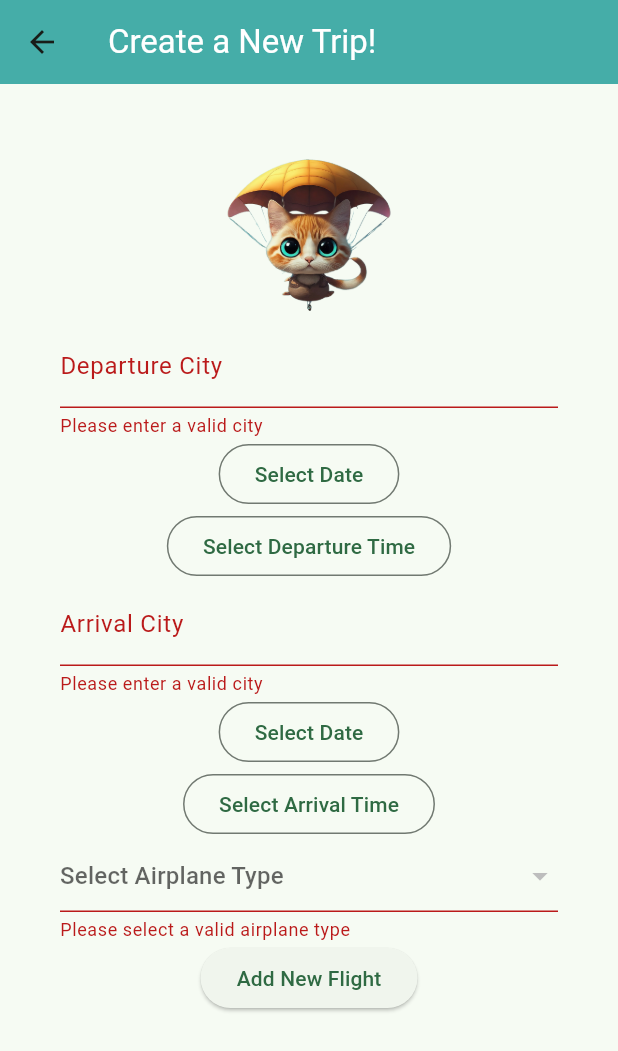
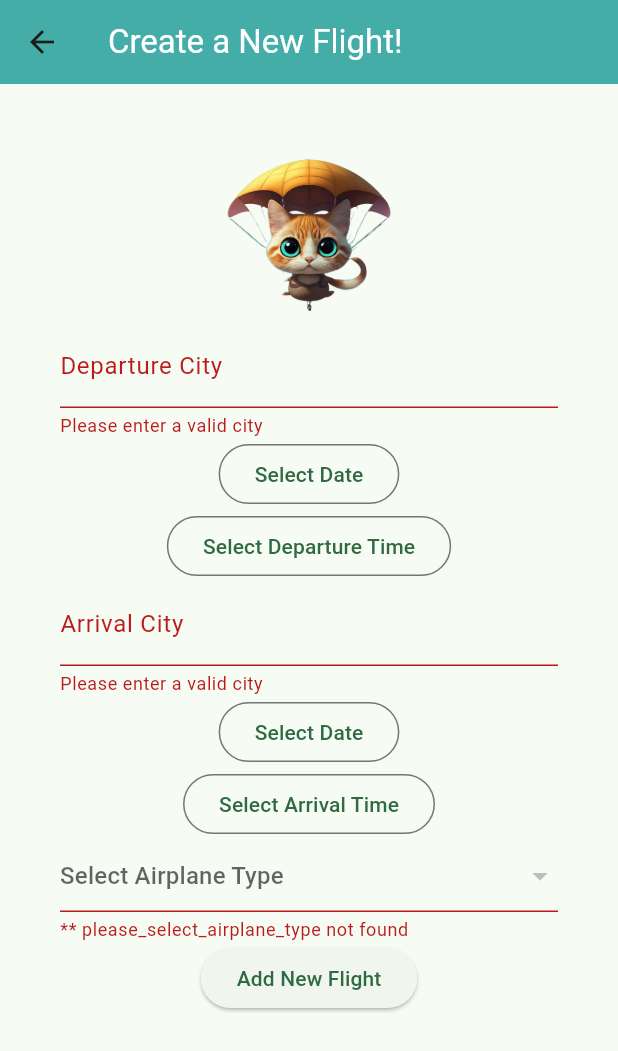
Before and after one commit to koloyyee/i_can_fly, a Flutter app: the AddFlightPage screen opened by its route, after a tap on "Add New Flight", on a phone screen of 412 x 824 dp. Shown: the top 1051 px of the screen. Run offline on Flutter 3.47's test engine with Material 3 defaults, Android fonts, the phone set to English and light mode, and no system bars; our stand-ins replace floor, fluttertoast, shared_preferences, sqflite; missing offline and left inert: encrypted_shared_preferences; accounts and stored records are empty; generated files the repository leaves out were written again.

Commit message:
update: added translations to add flight page

```diff
--- a/assets/translations/en.json
+++ b/assets/translations/en.json
@@ -52,5 +52,7 @@
   "password_min_length": "Password must be at least 8 characters",
   "invalid_email_or_password": "Invalid email or password",
   "no_user_found": "No user found",
-   "admin_register": "Admin Register"
+  "create_new_flight": "Create a New Flight!",
+ "admin_register": "Admin Register",
+ "Please_select_a_valid_airplane_type": "Please select a valid airplane type"
 }
--- a/assets/translations/es.json
+++ b/assets/translations/es.json
@@ -51,6 +51,8 @@
   "please_enter_email": "Por favor, introduzca el correo electrónico",
   "invalid_email_or_password": "Correo electrónico o contraseña no válidos",
   "no_user_found": "No se encontró usuario",
+  "admin_register": "Registro de Administrador",
+  "create_new_flight": "¡Crear un Nuevo Vuelo!",
+ "Please_select_a_valid_airplane_type": "Por favor seleccione un tipo de avión válido"
 
-   "admin_register": "Registro de Administrador"
 }
--- a/lib/page/flight/add_flight.dart
+++ b/lib/page/flight/add_flight.dart
@@ -2,6 +2,7 @@ import 'package:flutter/material.dart';
 import 'package:i_can_fly/dao/flight_dao.dart';
 import 'package:i_can_fly/db/database.dart';
 import 'package:i_can_fly/entity/flight.dart';
+import 'package:i_can_fly/utils/helpers.dart';
 import 'package:i_can_fly/utils/theme_color.dart';
 import 'package:intl/intl.dart';
 
@@ -73,11 +74,11 @@ class _AddFlightPageState extends State<AddFlightPage> {
       context: context,
       initialTime: TimeOfDay.now(),
       errorInvalidText:
-          departureTime != null ? null : "Please select a valid time",
+          departureTime != null ? null : lookupTranslate(context, "please_select_a_valid_time") ,
+
     );
     if (picked != null) {
       setState(() {
-        print("Departure Time: ${picked.format(context)}");
         departureTime = picked;
       });
     }
@@ -88,11 +89,10 @@ class _AddFlightPageState extends State<AddFlightPage> {
       context: context,
       initialTime: TimeOfDay.now(),
       errorInvalidText:
-          arrivalTime != null ? null : "Please select a valid time",
+          arrivalTime != null ? null : lookupTranslate(context, "please_select_a_valid_time"),
     );
     if (picked != null) {
       setState(() {
-        print("Arrival Time: ${picked.format(context)}");
         arrivalTime = picked;
       });
     }
@@ -104,7 +104,6 @@ class _AddFlightPageState extends State<AddFlightPage> {
       firstDate: DateTime.now(),
       lastDate: DateTime.now().add(const Duration(days: 365)),
       initialDate: DateTime.now(),
-      // selectableDayPredicate: (day) => day.isAfter(DateTime.now()),
     );
     if (picked != null) {
       setState(() {
@@ -119,8 +118,6 @@ class _AddFlightPageState extends State<AddFlightPage> {
       firstDate: DateTime.now(),
       lastDate: DateTime.now().add(const Duration(days: 365)),
       initialDate: DateTime.now(),
-      // selectableDayPredicate: (day) =>
-      //     day.isAfter(departureDate ?? DateTime.now()),
     );
     if (picked != null) {
       setState(() {
@@ -133,9 +130,9 @@ class _AddFlightPageState extends State<AddFlightPage> {
   Widget build(BuildContext context) {
     return Scaffold(
         appBar: AppBar(
-          title: const Text(
-            "Create a New Trip!",
-            style: TextStyle(color: Colors.white),
+          title: Text(
+            lookupTranslate(context, "create_new_flight") ,
+            style: const TextStyle(color: Colors.white),
           ),
           backgroundColor: Color(CTColor.Teal.colorValue),
         ),
@@ -159,12 +156,12 @@ class _AddFlightPageState extends State<AddFlightPage> {
                         TextFormField(
                           key: const Key("departureCityField"),
                           controller: departureCityController,
-                          decoration: const InputDecoration(
-                            labelText: "Departure City",
+                          decoration: InputDecoration(
+                            labelText: lookupTranslate(context, "departure_city"),
                           ),
                           validator: (value) {
                             if (value == null || value.isEmpty) {
-                              return "Please enter a valid city";
+                              return lookupTranslate(context, "please_enter_a_valid_city");
                             }
                             return null;
                           },
@@ -173,24 +170,25 @@ class _AddFlightPageState extends State<AddFlightPage> {
                             key: const Key("departureDateButton"),
                             onPressed: () => _selectDepartureDate(context),
                             child: Text(departureDate == null
-                                ? "Select Date"
-                                : "Departure Date: ${DateFormat.yMd().format(departureDate!)}")),
+                                ? lookupTranslate(context, "select_date")
+                                : "${lookupTranslate(context, "departure_date")}: ${DateFormat.yMd().format(departureDate!)}")),
                         OutlinedButton(
                           key: const Key("departureTimeButton"),
                           onPressed: () => _selectDepartureTime(context),
                           child: Text(departureTime == null
-                              ? "Select Departure Time"
-                              : "Departure Time: ${departureTime!.format(context)}"),
+                              ? lookupTranslate(context, "select_departure_time")
+                              : "${lookupTranslate(context, "departure_time")}: ${departureTime!.format(context)}"),
+
                         ),
                         TextFormField(
                           key: const Key("arrivalCityField"),
                           controller: arrivalCityController,
-                          decoration: const InputDecoration(
-                            labelText: "Arrival City",
+                          decoration: InputDecoration(
+                            labelText: lookupTranslate(context, "arrival_city"),
                           ),
                           validator: (value) {
                             if (value == null || value.isEmpty) {
-                              return "Please enter a valid city";
+                              return lookupTranslate(context, "please_enter_a_valid_city");
                             }
                             return null;
                           },
@@ -205,14 +203,14 @@ class _AddFlightPageState extends State<AddFlightPage> {
                           key: const Key("arrivalTimeButton"),
                           onPressed: () => _selectArrivalTime(context),
                           child: Text(arrivalTime == null
-                              ? "Select Arrival Time"
-                              : "Arrival Time: ${arrivalTime!.format(context)}"),
+                              ? lookupTranslate(context, "select_arrival_time")
+                              : "${lookupTranslate(context, "arrival_time")}: ${arrivalTime!.format(context)}"),
                         ),
                         DropdownButtonFormField(
                             key: const Key("airplaneTypeDropdown"),
-                            hint: const Text("Select Airplane Type"),
+                            hint: Text(lookupTranslate(context, "select_airplane_type")),
                             validator: (value) => value == null
-                                ? "Please select a valid airplane type"
+                                ? lookupTranslate(context, "please_select_airplane_type")
                                 : null,
                             items: _airplaneTypes
                                 .map((e) =>
@@ -229,9 +227,9 @@ class _AddFlightPageState extends State<AddFlightPage> {
                             // If the form is valid, display a snackbar. In the real world,
                             // you'd often call a server or save the information in a database.
                             ScaffoldMessenger.of(context).showSnackBar(
-                              const SnackBar(
-                                duration: Duration(seconds: 1) ,
-                                content: Text('Processing Data')),
+                              SnackBar(
+                                duration: const Duration(seconds: 1) ,
+                                content: Text(lookupTranslate(context, "processing_data"))),
                             );
 
                             setState(() {
@@ -262,9 +260,9 @@ class _AddFlightPageState extends State<AddFlightPage> {
                                     .then((value) {
                                   ScaffoldMessenger.of(context)
                                       .showSnackBar(
-                                        const SnackBar(
-                                            duration: Duration(milliseconds: 230),
-                                            content: Text('New Flight Added!')),
+                                        SnackBar(
+                                            duration: const Duration(milliseconds: 230),
+                                            content: Text(lookupTranslate(context, "flight_added_successfully"))),
                                       )
                                       .closed
                                       .then((reason) {
@@ -275,7 +273,7 @@ class _AddFlightPageState extends State<AddFlightPage> {
                             });
                           }
                         },
-                        child: const Text("Add New Flight")),
+                        child: Text(lookupTranslate(context, "add_new_flight"))),
                   ],
                 ),
               ),
```
Also changed, not shown: lib/utils/helpers.dart (+11 -0 lines).
